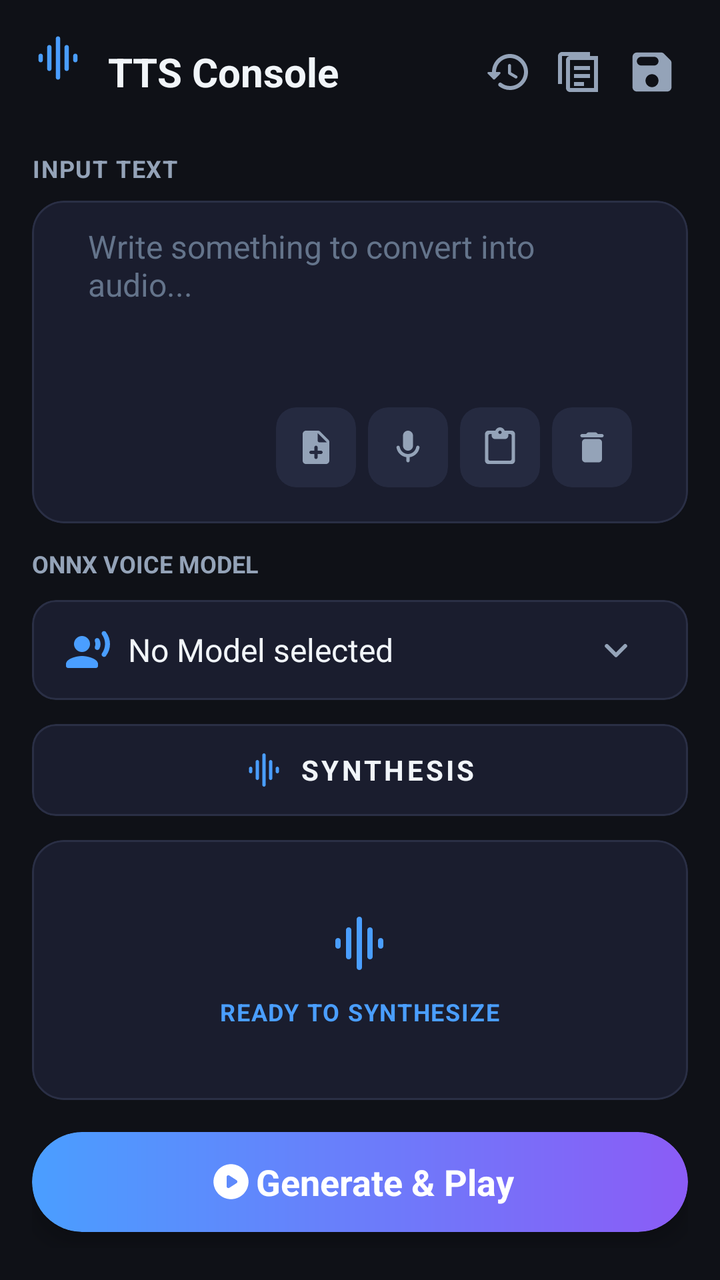
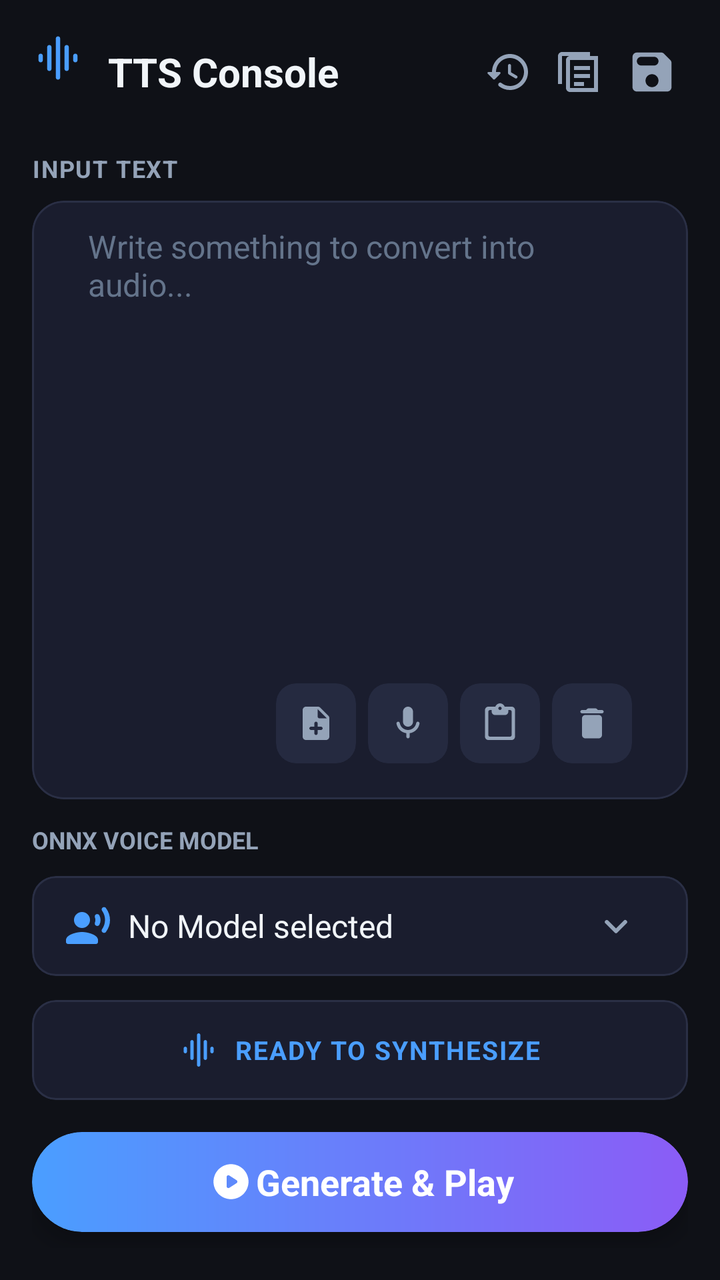

Compare the two renders of this Android layout. The source of the first and the diff that turns it into the second are given below.
<!-- AndroidManifest.xml: application theme AppTheme -->
<!-- res/layout/generate_fragment.xml -->
<LinearLayout
	xmlns:android="http://schemas.android.com/apk/res/android"
	xmlns:app="http://schemas.android.com/apk/res-auto"
	xmlns:tools="http://schemas.android.com/tools"
	android:layout_width="match_parent"
	android:layout_height="match_parent"
	android:background="#0F1117"
	android:orientation="vertical"
	android:padding="16dp">

	
	<RelativeLayout
		android:id="@+id/relativelayout20"
		android:layout_width="match_parent"
		android:layout_height="wrap_content"
		android:layout_marginBottom="20dp">
		
		<ImageView
			android:id="@+id/img_logo"
			android:layout_width="26dp"
			android:layout_height="26dp"
			android:src="@drawable/icon_graphic_eq"
			android:scaleType="fitCenter"
			app:tint="#4A9EFF" />
			
		<TextView
			android:id="@+id/title_tv"
			android:layout_width="wrap_content"
			android:layout_height="wrap_content"
			android:text="TTS Console"
			android:textSize="20sp"
			android:textStyle="bold"
			android:textColor="#F1F5F9"
			android:layout_marginStart="12dp"
			android:layout_toEndOf="@id/img_logo"
			android:layout_centerVertical="true" />
			
		<LinearLayout
			android:id="@+id/top_actions"
			android:layout_width="wrap_content"
			android:layout_height="40dp"
			android:gravity="center_vertical"
			android:orientation="horizontal"
			android:layout_alignParentEnd="true"
			android:layout_centerVertical="true">
			
			<ImageView
				android:id="@+id/history"
				android:layout_width="36dp"
				android:layout_height="36dp"
				android:padding="6dp"
				android:contentDescription="History"
				android:background="?attr/selectableItemBackground"
				android:src="@drawable/icon_history"
				android:scaleType="fitCenter"
				app:tint="#94A3B8" />
				
			<ImageView
				android:id="@+id/dictionary"
				android:layout_width="36dp"
				android:layout_height="36dp"
				android:padding="6dp"
				android:contentDescription="Pronunciation lexicon"
				android:background="?attr/selectableItemBackground"
				android:src="@drawable/icon_menu_book"
				android:scaleType="fitCenter"
				app:tint="#94A3B8" />
				
			<ImageView
				android:id="@+id/save"
				android:layout_width="36dp"
				android:layout_height="36dp"
				android:padding="5dp"
				android:contentDescription="Save audio"
				android:background="?attr/selectableItemBackground"
				android:src="@drawable/icon_save"
				android:scaleType="fitCenter"
				app:tint="#94A3B8" />
		</LinearLayout>
	</RelativeLayout>

	
	<RelativeLayout
		android:id="@+id/relativelayout21"
		android:layout_width="match_parent"
		android:layout_height="wrap_content">
		<TextView
			android:id="@+id/textview55"
			android:layout_width="wrap_content"
			android:layout_height="wrap_content"
			android:text="INPUT TEXT"
			android:textSize="12sp"
			android:textStyle="bold"
			android:textColor="#94A3B8"
			android:letterSpacing="0.05" />
	</RelativeLayout>

	
	<com.google.android.material.card.MaterialCardView
		android:id="@+id/cardview26"
		android:layout_width="match_parent"
		android:layout_height="0dp"
		android:layout_marginTop="8dp"
		app:cardBackgroundColor="#1A1D2E"
		android:layout_weight="1"
		app:cardCornerRadius="16dp"
		app:strokeColor="#2A2F45"
		app:strokeWidth="1dp"
		app:cardElevation="0dp">
		
		<FrameLayout
			android:id="@+id/input_relativelayout"
			android:layout_width="match_parent"
			android:layout_height="match_parent"
			android:paddingLeft="12dp"
			android:paddingTop="12dp"
			android:paddingRight="12dp">
			
			<ScrollView
				android:id="@+id/vscroll4"
				android:layout_width="match_parent"
				android:layout_height="match_parent"
				android:fillViewport="true"
				android:scrollbars="vertical"
				android:fadeScrollbars="false"
				android:overScrollMode="always">
				<EditText
					android:id="@+id/et_input"
					android:layout_width="match_parent"
					android:layout_height="wrap_content"
					android:paddingBottom="64dp"
					android:textSize="16sp"
					android:textColor="#F1F5F9"
					android:hint="Write something to convert into audio..."
					android:textColorHint="#64748B"
					android:gravity="top|start"
					android:background="@null"
					android:inputType="textMultiLine"
					android:minHeight="100dp"
					android:paddingStart="16dp"
					android:paddingEnd="16dp" />
			</ScrollView>
			
			<LinearLayout
				android:id="@+id/input_quick_actions"
				android:layout_width="wrap_content"
				android:layout_height="44dp"
				android:layout_marginBottom="16dp"
				android:layout_gravity="bottom|end"
				android:layout_marginEnd="16dp"
				android:gravity="center_vertical"
				android:orientation="horizontal">
				
				<com.google.android.material.card.MaterialCardView
					android:id="@+id/card_add"
					android:layout_width="40dp"
					android:layout_height="40dp"
					android:layout_marginEnd="6dp"
					app:cardBackgroundColor="#252A40"
					app:cardCornerRadius="10dp"
					app:strokeWidth="0dp"
					android:focusable="true"
					android:foreground="?attr/selectableItemBackground">
					<ImageView
						android:id="@+id/imageview62"
						android:layout_width="match_parent"
						android:layout_height="match_parent"
						android:padding="10dp"
						android:contentDescription="Import document"
						android:src="@drawable/icon_note_add"
						android:scaleType="fitCenter"
						app:tint="#94A3B8" />
				</com.google.android.material.card.MaterialCardView>
				
				<com.google.android.material.card.MaterialCardView
					android:id="@+id/btn_voice_input"
					android:layout_width="40dp"
					android:layout_height="40dp"
					android:layout_marginEnd="6dp"
					android:contentDescription="Voice typing"
					android:focusable="true"
					android:foreground="?attr/selectableItemBackground"
					app:cardBackgroundColor="#252A40"
					app:cardCornerRadius="10dp"
					app:strokeWidth="0dp">
					<ImageView
						android:layout_width="match_parent"
						android:layout_height="match_parent"
						android:padding="10dp"
						android:src="@drawable/icon_mic"
						android:scaleType="fitCenter"
						app:tint="#94A3B8" />
				</com.google.android.material.card.MaterialCardView>
				
				<com.google.android.material.card.MaterialCardView
					android:id="@+id/btn_paste"
					android:layout_width="40dp"
					android:layout_height="40dp"
					android:layout_marginEnd="6dp"
					android:contentDescription="Paste from clipboard"
					android:focusable="true"
					android:foreground="?attr/selectableItemBackground"
					app:cardBackgroundColor="#252A40"
					app:cardCornerRadius="10dp"
					app:strokeWidth="0dp">
					<ImageView
						android:layout_width="match_parent"
						android:layout_height="match_parent"
						android:padding="10dp"
						android:src="@drawable/icon_content_paste"
						android:scaleType="fitCenter"
						app:tint="#94A3B8" />
				</com.google.android.material.card.MaterialCardView>
				
				<com.google.android.material.card.MaterialCardView
					android:id="@+id/btn_clear_text"
					android:layout_width="40dp"
					android:layout_height="40dp"
					android:contentDescription="Clear text"
					android:focusable="true"
					android:foreground="?attr/selectableItemBackground"
					app:cardBackgroundColor="#252A40"
					app:cardCornerRadius="10dp"
					app:strokeWidth="0dp">
					<ImageView
						android:layout_width="match_parent"
						android:layout_height="match_parent"
						android:padding="10dp"
						android:src="@drawable/icon_delete"
						android:scaleType="fitCenter"
						app:tint="#94A3B8" />
				</com.google.android.material.card.MaterialCardView>
			</LinearLayout>
		</FrameLayout>
	</com.google.android.material.card.MaterialCardView>

	
	<TextView
		android:id="@+id/textview67"
		android:layout_width="wrap_content"
		android:layout_height="wrap_content"
		android:layout_marginTop="12dp"
		android:text="ONNX VOICE MODEL"
		android:textSize="12sp"
		android:textStyle="bold"
		android:textColor="#94A3B8" />
		
	
	<com.google.android.material.card.MaterialCardView
		android:id="@+id/voice_info_card"
		android:layout_width="match_parent"
		android:layout_height="50dp"
		android:layout_marginTop="10dp"
		app:cardBackgroundColor="#1A1D2E"
		app:cardCornerRadius="12dp"
		app:strokeColor="#2A2F45"
		app:strokeWidth="1dp"
		app:cardElevation="0dp">
		
		<LinearLayout
			android:id="@+id/linear53"
			android:layout_width="match_parent"
			android:layout_height="match_parent"
			android:gravity="center_vertical"
			android:paddingHorizontal="16dp">
			
			<ImageView
				android:id="@+id/imageview63"
				android:layout_width="24dp"
				android:layout_height="24dp"
				android:src="@drawable/icon_record_voice"
				android:scaleType="fitCenter"
				app:tint="#4A9EFF" />
				
			<TextView
				android:id="@+id/voice_name_tv"
				android:layout_width="wrap_content"
				android:layout_height="wrap_content"
				android:padding="8dp"
				android:text="No Model selected"
				android:textSize="16sp"
				android:textColor="#F1F5F9"
				android:layout_weight="1" />
				
			<ImageView
				android:id="@+id/opne_dropdown"
				android:layout_width="40dp"
				android:layout_height="40dp"
				android:padding="8dp"
				android:background="?attr/selectableItemBackground"
				android:src="@drawable/icon_keyboard_arrow"
				android:scaleType="fitCenter"
				app:tint="#94A3B8" />
		</LinearLayout>
	</com.google.android.material.card.MaterialCardView>

	
	<LinearLayout
		android:id="@+id/kokoro_voice_filters"
		android:layout_width="match_parent"
		android:layout_height="wrap_content"
		android:layout_marginTop="6dp"
		android:orientation="horizontal"
		android:visibility="gone">
		
		<com.google.android.material.card.MaterialCardView
			android:layout_width="0dp"
			android:layout_height="56dp"
			android:layout_weight="1"
			android:layout_marginEnd="4dp"
			app:cardBackgroundColor="#1A1D2E"
			app:cardCornerRadius="12dp"
			app:strokeColor="#2A2F45"
			app:strokeWidth="1dp"
			app:cardElevation="0dp">
			<LinearLayout
				android:layout_width="match_parent"
				android:layout_height="match_parent"
				android:orientation="vertical"
				android:gravity="center_vertical"
				android:paddingHorizontal="8dp">
				<TextView
					android:layout_width="match_parent"
					android:layout_height="wrap_content"
					android:text="REGION"
					android:textColor="#94A3B8"
					android:textSize="10sp"
					android:textStyle="bold"
					android:letterSpacing="0.05" />
				<Spinner
					android:id="@+id/kokoro_region_spinner"
					android:layout_width="match_parent"
					android:layout_height="34dp"
					android:spinnerMode="dropdown"
					android:popupBackground="#1A1D2E" />
			</LinearLayout>
		</com.google.android.material.card.MaterialCardView>
		
		<com.google.android.material.card.MaterialCardView
			android:layout_width="0dp"
			android:layout_height="56dp"
			android:layout_weight="1"
			android:layout_marginStart="4dp"
			app:cardBackgroundColor="#1A1D2E"
			app:cardCornerRadius="12dp"
			app:strokeColor="#2A2F45"
			app:strokeWidth="1dp"
			app:cardElevation="0dp">
			<LinearLayout
				android:layout_width="match_parent"
				android:layout_height="match_parent"
				android:orientation="vertical"
				android:gravity="center_vertical"
				android:paddingHorizontal="8dp">
				<TextView
					android:layout_width="match_parent"
					android:layout_height="wrap_content"
					android:text="VOICE"
					android:textColor="#94A3B8"
					android:textSize="10sp"
					android:textStyle="bold"
					android:letterSpacing="0.05" />
				<Spinner
					android:id="@+id/kokoro_voice_spinner"
					android:layout_width="match_parent"
					android:layout_height="34dp"
					android:spinnerMode="dropdown"
					android:popupBackground="#1A1D2E" />
			</LinearLayout>
		</com.google.android.material.card.MaterialCardView>
	</LinearLayout>

	
	<LinearLayout
		android:id="@+id/supertonic_controls_layout"
		android:layout_width="match_parent"
		android:layout_height="wrap_content"
		android:layout_marginTop="8dp"
		android:orientation="horizontal"
		android:visibility="gone">
		
		<com.google.android.material.card.MaterialCardView
			android:id="@+id/supertonic_voice_button"
			android:layout_width="0dp"
			android:layout_height="50dp"
			android:layout_weight="1"
			android:layout_marginEnd="4dp"
			android:contentDescription="Choose Supertonic voice and language"
			android:clickable="true"
			android:focusable="true"
			android:foreground="?attr/selectableItemBackground"
			app:cardBackgroundColor="#1A1D2E"
			app:cardCornerRadius="12dp"
			app:strokeColor="#2A2F45"
			app:strokeWidth="1dp"
			app:cardElevation="0dp">
			<LinearLayout
				android:layout_width="match_parent"
				android:layout_height="match_parent"
				android:gravity="center_vertical"
				android:paddingStart="12dp"
				android:paddingEnd="8dp">
				<TextView
					android:id="@+id/supertonic_voice_value"
					android:layout_width="0dp"
					android:layout_height="match_parent"
					android:layout_weight="1"
					android:gravity="center_vertical"
					android:text="Supertonic • F1 English"
					android:textColor="#F1F5F9"
					android:textSize="14sp"
					android:maxLines="1"
					android:ellipsize="end" />
				<ImageView
					android:layout_width="20dp"
					android:layout_height="20dp"
					android:src="@drawable/icon_keyboard_arrow"
					android:scaleType="fitCenter"
					app:tint="#94A3B8" />
			</LinearLayout>
		</com.google.android.material.card.MaterialCardView>
		
		<com.google.android.material.card.MaterialCardView
			android:id="@+id/supertonic_settings_button"
			android:layout_width="50dp"
			android:layout_height="50dp"
			android:layout_marginStart="4dp"
			android:contentDescription="Generation quality settings"
			android:clickable="true"
			android:focusable="true"
			android:foreground="?attr/selectableItemBackground"
			app:cardBackgroundColor="#1A1D2E"
			app:cardCornerRadius="12dp"
			app:strokeColor="#2A2F45"
			app:strokeWidth="1dp"
			app:cardElevation="0dp">
			<LinearLayout
				android:layout_width="match_parent"
				android:layout_height="match_parent"
				android:gravity="center_vertical"
				android:paddingStart="12dp"
				android:paddingEnd="12dp">
				<ImageView
					android:layout_width="24dp"
					android:layout_height="24dp"
					android:src="@drawable/icon_settings"
					android:scaleType="fitCenter"
					app:tint="#4A9EFF" />
			</LinearLayout>
		</com.google.android.material.card.MaterialCardView>
	</LinearLayout>

	
	<com.google.android.material.card.MaterialCardView
		android:layout_width="match_parent"
		android:layout_height="46dp"
		android:layout_marginTop="12dp"
		app:cardBackgroundColor="#1A1D2E"
		app:strokeColor="#2A2F45"
		app:strokeWidth="1dp"
		app:cardCornerRadius="12dp"
		app:cardElevation="0dp">
		<LinearLayout
			android:layout_width="match_parent"
			android:layout_height="match_parent"
			android:gravity="center"
			android:orientation="horizontal">
			<ImageView
				android:layout_width="20dp"
				android:layout_height="20dp"
				android:src="@drawable/icon_graphic_eq"
				app:tint="#4A9EFF" />
			<TextView
				android:layout_width="wrap_content"
				android:layout_height="wrap_content"
				android:text="SYNTHESIS"
				android:textColor="#F1F5F9"
				android:textSize="14sp"
				android:textStyle="bold"
				android:letterSpacing="0.1"
				android:layout_marginStart="8dp" />
		</LinearLayout>
	</com.google.android.material.card.MaterialCardView>
	

	
	<com.google.android.material.card.MaterialCardView
		android:id="@+id/card_status"
		android:layout_width="match_parent"
		android:layout_height="130dp"
		android:layout_marginTop="12dp"
		app:cardBackgroundColor="#1A1D2E"
		app:cardCornerRadius="16dp"
		app:strokeColor="#2A2F45"
		app:strokeWidth="1dp"
		app:cardElevation="0dp">
		
		<RelativeLayout
			android:id="@+id/relativelayout2"
			android:layout_width="match_parent"
			android:layout_height="match_parent">
			
			<LinearLayout
				android:id="@+id/layout_idle_state"
				android:layout_width="wrap_content"
				android:layout_height="wrap_content"
				android:gravity="center_horizontal"
				android:orientation="vertical"
				android:layout_centerInParent="true">
				
				<ImageView
					android:id="@+id/imageview65"
					android:layout_width="32dp"
					android:layout_height="32dp"
					android:src="@drawable/icon_graphic_eq"
					android:scaleType="fitCenter"
					app:tint="#4A9EFF" />
					
				<ProgressBar
					android:id="@+id/progress_generating"
					android:layout_width="32dp"
					android:layout_height="32dp"
					android:indeterminate="false"
					style="?android:progressBarStyle"
					android:visibility="gone"
					android:indeterminateTint="#4A9EFF" />
					
				<TextView
					android:id="@+id/textview69"
					android:layout_width="wrap_content"
					android:layout_height="wrap_content"
					android:layout_marginTop="10dp"
					android:text="READY TO SYNTHESIZE"
					android:textSize="12sp"
					android:textStyle="bold"
					android:textColor="#4A9EFF"
					android:letterSpacing="0.05" />
			</LinearLayout>
			
			<RelativeLayout
				android:id="@+id/layout_generated_state"
				android:layout_width="match_parent"
				android:layout_height="match_parent"
				android:padding="16dp"
				android:visibility="gone">
				
				<ImageView
					android:id="@+id/img_waveform"
					android:layout_width="match_parent"
					android:layout_height="60dp"
					android:layout_marginTop="5dp"
					android:src="@drawable/default_image"
					android:scaleType="fitCenter"
					app:tint="#4A9EFF"
					android:layout_centerHorizontal="true"
					android:layout_alignParentTop="true" />
					
				<View
					android:id="@+id/playhead_line"
					android:layout_width="2dp"
					android:layout_height="60dp"
					android:layout_marginTop="5dp"
					android:background="#8B5CF6"
					android:elevation="2dp"
					android:visibility="gone"
					android:layout_alignParentTop="true"
					android:layout_alignParentStart="true" />
					
				<TextView
					android:id="@+id/tv_duration"
					android:layout_width="wrap_content"
					android:layout_height="wrap_content"
					android:text="0:24 seconds"
					android:textSize="13sp"
					android:textColor="#94A3B8"
					android:layout_alignParentBottom="true"
					android:layout_alignParentStart="true" />
					
				<com.google.android.material.card.MaterialCardView
					android:id="@+id/btn_export"
					android:layout_width="36dp"
					android:layout_height="36dp"
					app:cardBackgroundColor="#252A40"
					app:cardCornerRadius="8dp"
					app:strokeWidth="0dp"
					android:layout_alignParentBottom="true"
					android:layout_alignParentEnd="true">
					<ImageView
						android:id="@+id/imageview2"
						android:layout_width="match_parent"
						android:layout_height="match_parent"
						android:padding="8dp"
						android:background="?attr/selectableItemBackground"
						android:src="@drawable/icon_ios_share"
						android:scaleType="fitXY"
						app:tint="#94A3B8" />
				</com.google.android.material.card.MaterialCardView>
			</RelativeLayout>
		</RelativeLayout>
	</com.google.android.material.card.MaterialCardView>

	
	<com.google.android.material.card.MaterialCardView
		android:id="@+id/btn_generate"
		android:layout_width="match_parent"
		android:layout_height="50dp"
		android:layout_marginTop="16dp"
		android:layout_marginBottom="8dp"
		app:cardBackgroundColor="@android:color/transparent"
		app:cardCornerRadius="25dp"
		app:cardElevation="6dp"
		app:strokeWidth="0dp"
		android:focusable="true"
		android:foreground="?attr/selectableItemBackground">
		
		<LinearLayout
			android:id="@+id/linear54"
			android:layout_width="match_parent"
			android:layout_height="match_parent"
			android:background="@drawable/bg_gradient_btn"
			android:gravity="center_horizontal|center_vertical">
			
			<ImageView
				android:id="@+id/imageview52"
				android:layout_width="25dp"
				android:layout_height="25dp"
				android:padding="2dp"
				android:src="@drawable/icon_play_circle"
				android:scaleType="fitCenter"
				app:tint="#FFFFFF" />
				
			<TextView
				android:id="@+id/textview92"
				android:layout_width="wrap_content"
				android:layout_height="wrap_content"
				android:text="Generate &amp; Play"
				android:textSize="18sp"
				android:textStyle="bold"
				android:textColor="#FFFFFF" />
		</LinearLayout>
	</com.google.android.material.card.MaterialCardView>

</LinearLayout>
<!-- resources referenced by this layout -->
<resources>
  <!-- drawable bg_gradient_btn (drawable) -->
  <?xml version="1.0" encoding="utf-8"?>
  <shape xmlns:android="http://schemas.android.com/apk/res/android">
      <gradient
          android:angle="0"
          android:startColor="#4A9EFF"
          android:endColor="#8B5CF6"
          android:type="linear" />
      <corners android:radius="25dp" />
  </shape>
  <!-- drawable icon_delete (drawable-xhdpi) -->
  <?xml version='1.0' encoding='UTF-8' standalone='yes' ?>
  <vector xmlns:android="http://schemas.android.com/apk/res/android" android:width="48dp" android:height="48dp" android:viewportWidth="24.0" android:viewportHeight="24.0"><path android:pathData="M6 19c0 1.1.9 2 2 2h8c1.1 0 2-.9 2-2V9c0-1.1-.9-2-2-2H8c-1.1 0-2 .9-2 2v10zM18 4h-2.5l-.71-.71c-.18-.18-.44-.29-.7-.29H9.91c-.26 0-.52.11-.7.29L8.5 4H6c-.55 0-1 .45-1 1s.45 1 1 1h12c.55 0 1-.45 1-1s-.45-1-1-1z" android:fillColor="#94A3B8" /></vector>
  <!-- drawable icon_keyboard_arrow (drawable-xhdpi) -->
  <?xml version='1.0' encoding='UTF-8' standalone='yes' ?>
  <vector xmlns:android="http://schemas.android.com/apk/res/android" android:width="48dp" android:height="48dp" android:viewportWidth="24.0" android:viewportHeight="24.0"><path android:pathData="M8.12 9.29L12 13.17l3.88-3.88a.996.996 0 1 1 1.41 1.41l-4.59 4.59a.996.996 0 0 1-1.41 0L6.7 10.7a.996.996 0 0 1 0-1.41c.39-.38 1.03-.39 1.42 0z" android:fillColor="#94A3B8" /></vector>
  <!-- drawable icon_menu_book (drawable-xhdpi) -->
  <vector xmlns:android="http://schemas.android.com/apk/res/android"
      android:width="24dp"
      android:height="24dp"
      android:viewportWidth="24"
      android:viewportHeight="24">
      <path
          android:fillColor="#FFFFFFFF"
          android:pathData="M21,4H7c-1.1,0 -2,0.9 -2,2v14c0,1.1 0.9,2 2,2h14V4zM19,20H7V6h12v14zM3,2h14v2H3v14H1V4c0,-1.1 0.9,-2 2,-2zM9,9h8v2H9zM9,13h8v2H9zM9,17h5v2H9z" />
  </vector>
  <!-- drawable icon_play_circle (drawable-xhdpi) -->
  <?xml version='1.0' encoding='UTF-8' standalone='yes' ?>
  <vector xmlns:android="http://schemas.android.com/apk/res/android" android:width="48dp" android:height="48dp" android:viewportWidth="24.0" android:viewportHeight="24.0"><path android:pathData="M12 2C6.48 2 2 6.48 2 12s4.48 10 10 10s10-4.48 10-10S17.52 2 12 2zM9.5 14.67V9.33c0-.79.88-1.27 1.54-.84l4.15 2.67a1 1 0 0 1 0 1.68l-4.15 2.67c-.66.43-1.54-.05-1.54-.84z" android:fillColor="#94A3B8" /></vector>
  <!-- drawable icon_save (drawable-xhdpi) -->
  <?xml version='1.0' encoding='UTF-8' standalone='yes' ?>
  <vector xmlns:android="http://schemas.android.com/apk/res/android" android:width="48dp" android:height="48dp" android:viewportWidth="24.0" android:viewportHeight="24.0"><path android:pathData="M17.59 3.59c-.38-.38-.89-.59-1.42-.59H5a2 2 0 0 0-2 2v14c0 1.1.9 2 2 2h14c1.1 0 2-.9 2-2V7.83c0-.53-.21-1.04-.59-1.41l-2.82-2.83zM12 19c-1.66 0-3-1.34-3-3s1.34-3 3-3s3 1.34 3 3s-1.34 3-3 3zm1-10H7c-1.1 0-2-.9-2-2s.9-2 2-2h6c1.1 0 2 .9 2 2s-.9 2-2 2z" android:fillColor="#94A3B8" /></vector>
  <color name="colorPrimary">#00E5FF</color>
  <color name="colorOnPrimary">#F8FAFC</color>
  <color name="colorSecondary">#2979FF</color>
  <color name="colorSurface">#121826</color>
  <color name="colorSurfaceVariant">#1A2234</color>
  <color name="colorOnSurface">#F8FAFC</color>
  <color name="colorOnBackground">#F8FAFC</color>
  <color name="colorAccent">#00E5FF</color>
  <color name="colorBackground">#070B14</color>
  <!-- unchanged entries left out for length: 10 -->
</resources>

<!-- the commit's change to res/layout/generate_fragment.xml (unified diff, before → after) -->
@@ -452,45 +452,12 @@
 
 	
 	<com.google.android.material.card.MaterialCardView
-		android:layout_width="match_parent"
-		android:layout_height="46dp"
+		android:id="@+id/card_status"
+		android:layout_width="match_parent"
+		android:layout_height="wrap_content"
 		android:layout_marginTop="12dp"
 		app:cardBackgroundColor="#1A1D2E"
-		app:strokeColor="#2A2F45"
-		app:strokeWidth="1dp"
 		app:cardCornerRadius="12dp"
-		app:cardElevation="0dp">
-		<LinearLayout
-			android:layout_width="match_parent"
-			android:layout_height="match_parent"
-			android:gravity="center"
-			android:orientation="horizontal">
-			<ImageView
-				android:layout_width="20dp"
-				android:layout_height="20dp"
-				android:src="@drawable/icon_graphic_eq"
-				app:tint="#4A9EFF" />
-			<TextView
-				android:layout_width="wrap_content"
-				android:layout_height="wrap_content"
-				android:text="SYNTHESIS"
-				android:textColor="#F1F5F9"
-				android:textSize="14sp"
-				android:textStyle="bold"
-				android:letterSpacing="0.1"
-				android:layout_marginStart="8dp" />
-		</LinearLayout>
-	</com.google.android.material.card.MaterialCardView>
-	
-
-	
-	<com.google.android.material.card.MaterialCardView
-		android:id="@+id/card_status"
-		android:layout_width="match_parent"
-		android:layout_height="130dp"
-		android:layout_marginTop="12dp"
-		app:cardBackgroundColor="#1A1D2E"
-		app:cardCornerRadius="16dp"
 		app:strokeColor="#2A2F45"
 		app:strokeWidth="1dp"
 		app:cardElevation="0dp">
@@ -498,28 +465,28 @@
 		<RelativeLayout
 			android:id="@+id/relativelayout2"
 			android:layout_width="match_parent"
-			android:layout_height="match_parent">
+			android:layout_height="wrap_content">
+			
 			
 			<LinearLayout
 				android:id="@+id/layout_idle_state"
-				android:layout_width="wrap_content"
-				android:layout_height="wrap_content"
-				android:gravity="center_horizontal"
-				android:orientation="vertical"
-				android:layout_centerInParent="true">
+				android:layout_width="match_parent"
+				android:layout_height="50dp"
+				android:gravity="center"
+				android:orientation="horizontal">
 				
 				<ImageView
 					android:id="@+id/imageview65"
-					android:layout_width="32dp"
-					android:layout_height="32dp"
+					android:layout_width="20dp"
+					android:layout_height="20dp"
 					android:src="@drawable/icon_graphic_eq"
 					android:scaleType="fitCenter"
 					app:tint="#4A9EFF" />
 					
 				<ProgressBar
 					android:id="@+id/progress_generating"
-					android:layout_width="32dp"
-					android:layout_height="32dp"
+					android:layout_width="20dp"
+					android:layout_height="20dp"
 					android:indeterminate="false"
 					style="?android:progressBarStyle"
 					android:visibility="gone"
@@ -529,18 +496,19 @@
 					android:id="@+id/textview69"
 					android:layout_width="wrap_content"
 					android:layout_height="wrap_content"
-					android:layout_marginTop="10dp"
+					android:layout_marginStart="8dp"
 					android:text="READY TO SYNTHESIZE"
-					android:textSize="12sp"
+					android:textSize="13sp"
 					android:textStyle="bold"
 					android:textColor="#4A9EFF"
 					android:letterSpacing="0.05" />
 			</LinearLayout>
 			
+			
 			<RelativeLayout
 				android:id="@+id/layout_generated_state"
 				android:layout_width="match_parent"
-				android:layout_height="match_parent"
+				android:layout_height="130dp"
 				android:padding="16dp"
 				android:visibility="gone">
 				
